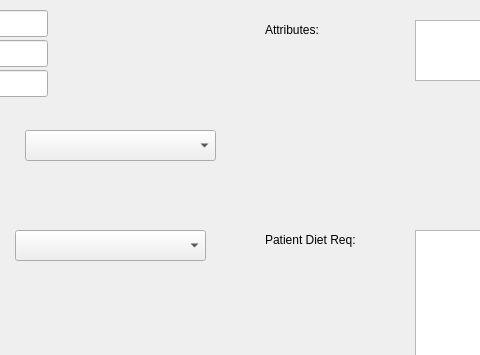
This is MealAdmin/dialogbed.ui in WernerHugendubel/mealadmin as Qt 5 draws it before an edit; both pictures show x 95 to 575 and y 0 to 355 of the 1095 by 645 pixel window. The edited form follows.
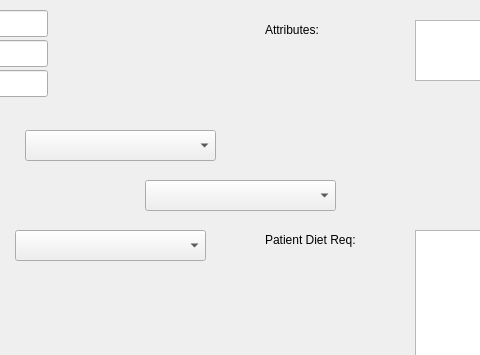
This is the edited form.

Commit message: 2 ui geändert für commit - test!!!

The edit to the form file:
```diff
--- a/MealAdmin/dialogbed.ui
+++ b/MealAdmin/dialogbed.ui
@@ -187,6 +187,16 @@
     <string>Patient:</string>
    </property>
   </widget>
+  <widget class="QComboBox" name="comboBoxBed_2">
+   <property name="geometry">
+    <rect>
+     <x>240</x>
+     <y>180</y>
+     <width>191</width>
+     <height>31</height>
+    </rect>
+   </property>
+  </widget>
  </widget>
  <resources/>
  <connections>
```
The commit also changes 3 other files.
